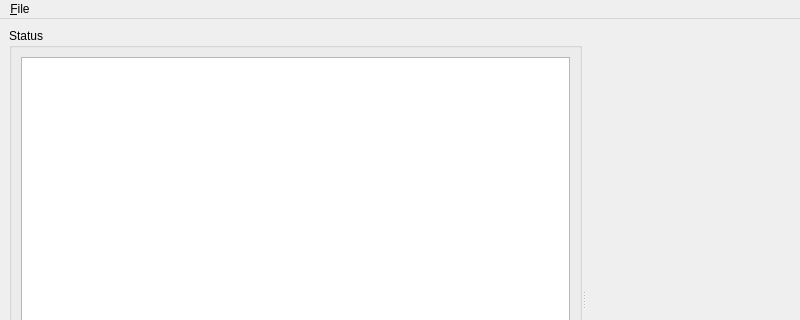
Before: the Qt Designer form src/ui/robotqt.ui in simmiyoung/robotqt, drawn with Qt 5; both pictures show x 0 to 800 and y 0 to 320 of the 800 by 600 pixel window.
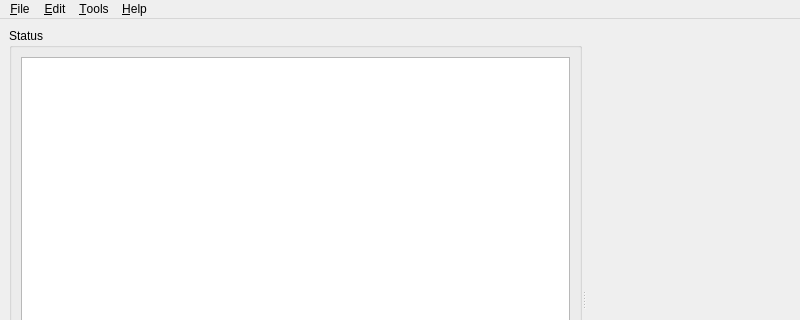
After: the same form once the commit is applied.

Commit message: Adding new features to main window. Like new Robot simluation and others.

```diff
--- a/src/ui/robotqt.ui
+++ b/src/ui/robotqt.ui
@@ -81,7 +81,7 @@
      <x>0</x>
      <y>0</y>
      <width>800</width>
-     <height>27</height>
+     <height>25</height>
     </rect>
    </property>
    <widget class="QMenu" name="menuFile" >
@@ -92,7 +92,29 @@
     <addaction name="separator" />
     <addaction name="actionQuit" />
    </widget>
+   <widget class="QMenu" name="menuEdit" >
+    <property name="title" >
+     <string>&amp;Edit</string>
+    </property>
+    <addaction name="actionSourceEditor" />
+    <addaction name="actionConfigureRobot" />
+   </widget>
+   <widget class="QMenu" name="menu_Tools" >
+    <property name="title" >
+     <string>&amp;Tools</string>
+    </property>
+    <addaction name="actionPreferences" />
+   </widget>
+   <widget class="QMenu" name="menu_Help" >
+    <property name="title" >
+     <string>&amp;Help</string>
+    </property>
+    <addaction name="actionAboutRobotQt" />
+   </widget>
    <addaction name="menuFile" />
+   <addaction name="menuEdit" />
+   <addaction name="menu_Tools" />
+   <addaction name="menu_Help" />
   </widget>
   <widget class="QStatusBar" name="statusbar" />
   <action name="actionQuit" >
```
Left out of the diff: 131 changed lines with no effect on the pictures. The commit also changes 6 other files.
